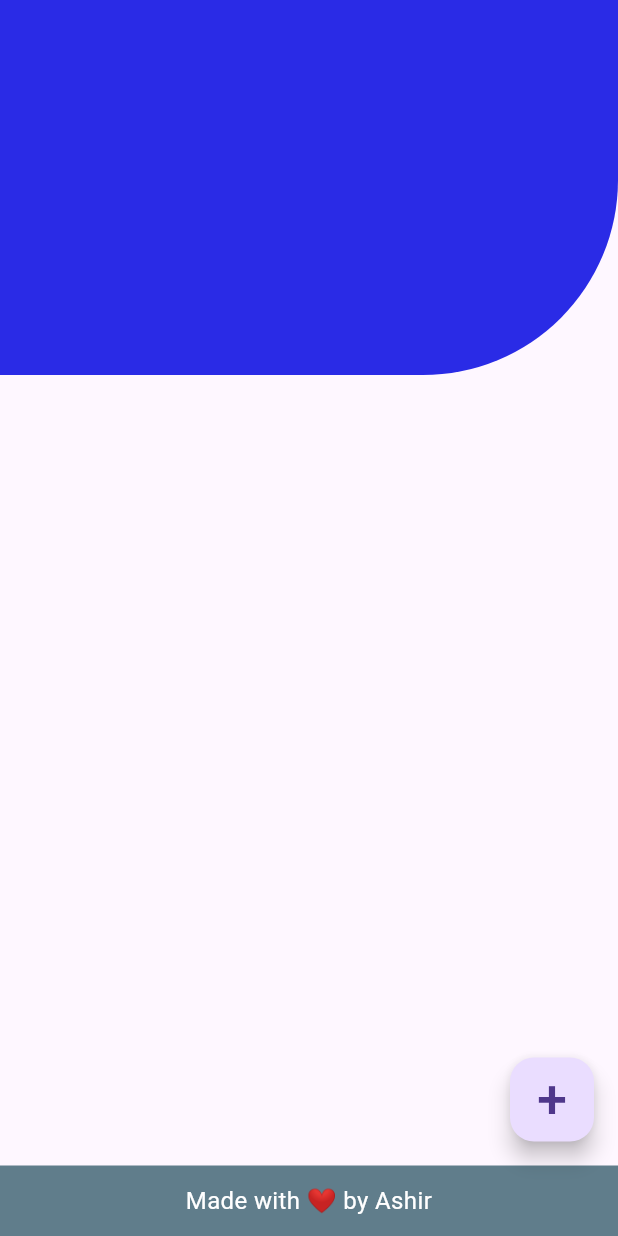
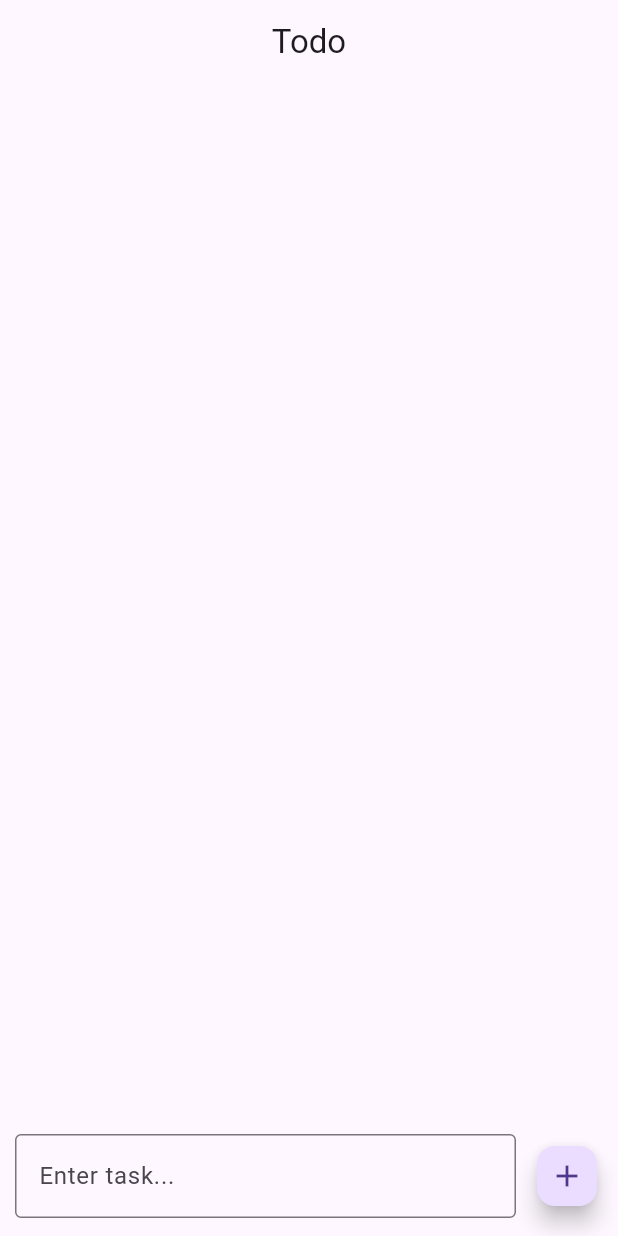
Before and after one commit to ashir227/Todo-App-Classes, a Flutter app: the screen it shows after launch, on a phone screen of 412 x 824 dp. Run offline on Flutter 3.47's test engine with Material 3 defaults, Android fonts, the phone set to English and light mode, and no system bars.

Commit message:
ui Updates

```diff
--- a/lib/todo.dart
+++ b/lib/todo.dart
@@ -1,114 +1,105 @@
 import 'package:flutter/material.dart';
-import 'package:todo_app/main.dart';
 
 class TodoApp extends StatefulWidget {
   const TodoApp({super.key});
 
   @override
-  State<TodoApp> createState() => _TodoAppState();
+  State<TodoApp> createState() => _TodoPageState();
 }
 
-class _TodoAppState extends State<TodoApp> {
+class _TodoPageState extends State<TodoApp> {
+  List<Map<String, dynamic>> myfile = [];
   TextEditingController mycon = TextEditingController();
-  List<Map<String, dynamic>> myfile = [];
+
   @override
   Widget build(BuildContext context) {
     return Scaffold(
-      floatingActionButton: FloatingActionButton(
-        onPressed: () {
-          if (mycon.text.isNotEmpty) {
-            myfile.add({
-              "title": mycon.text,
-              "done": false,
-              "sub title": "Ashu Bhai",
-            });
+      appBar: buildAppBar(),
+      body: buildListView(),
+      bottomNavigationBar: buildFooter(context),
+    );
   }
-          mycon.clear();
-          setState(() {});
-        },
-        child: Text(
-          "+",
-          style: TextStyle(fontSize: 36, fontWeight: FontWeight.w500),
-        ),
-      ),
 
-      body: SingleChildScrollView(
-        child: Container(
-          child: Column(
-            children: [
-              Container(
-                decoration: BoxDecoration(
-                  color: const Color.fromARGB(219, 7, 10, 226),
-                  borderRadius: BorderRadius.only(
-                    bottomRight: Radius.circular(130),
-                  ),
-                ),
+  // 🔷 App Bar
+  AppBar buildAppBar() {
+    return AppBar(title: Text("Todo"), centerTitle: true);
+  }
 
-                height: 250,
-                width: double.infinity,
-              ),
-
-              Container(
-                // color: Colors.blueGrey,
-                height: 600,
-                // padding: EdgeInsets.only(bottom: 200),
-                width: double.infinity,
-                margin: EdgeInsets.symmetric(horizontal: 15),
-                child: ListView.builder(
+  // 🔷 ListView for showing todo items
+  Widget buildListView() {
+    return ListView.builder(
+      padding: EdgeInsets.only(bottom: 100),
+      itemCount: myfile.length,
       itemBuilder: (context, index) {
         return ListTile(
-                      //i start to this line after namaz
           title: Text(
             myfile[index]["title"],
             style: TextStyle(
-                          fontWeight: myfile[index]["done"]
-                              ? FontWeight.w700
-                              : FontWeight.w400,
-                        ),
-                      ),
-                      subtitle: Text(
-                        myfile[index]["title"],
-                        style: TextStyle(
               decoration: myfile[index]["done"]
-                              ? TextDecoration.underline
+                  ? TextDecoration.lineThrough
                   : TextDecoration.none,
             ),
           ),
           trailing: IconButton(
             onPressed: () {
-                          myfile[index]["done"] = !myfile[index]["done"];
-                          setState(() {});
+              toggleDone(index);
             },
             icon: Icon(
               myfile[index]["done"]
                   ? Icons.check_box
-                              : Icons.check_circle_outline,
+                  : Icons.check_box_outline_blank,
             ),
           ),
         );
       },
-                  itemCount: myfile.length,
+    );
+  }
+
+  // 🔷 Footer: TextField + Add Button
+  Widget buildFooter(BuildContext context) {
+    return Padding(
+      padding: EdgeInsets.only(
+        bottom: MediaQuery.of(context).viewInsets.bottom + 12,
+        left: 10,
+        right: 10,
+        top: 10,
+      ),
+      child: Row(
+        children: [
+          Expanded(
+            child: TextField(
+              controller: mycon,
+              decoration: InputDecoration(
+                hintText: "Enter task...",
+                border: OutlineInputBorder(),
               ),
             ),
-              Container(
-                color: Colors.red,
-                height: 100,
-                width: 100,
-                child: TextField(controller: mycon),
+          ),
+          SizedBox(width: 10),
+          FloatingActionButton(
+            mini: true,
+            onPressed: addTodoItem,
+            child: Icon(Icons.add),
           ),
         ],
       ),
-        ),
-      ),
-      bottomNavigationBar: Container(
-        color: Colors.blueGrey,
-        padding: EdgeInsets.all(12),
-        child: Text(
-          "Made with ❤️ by Ashir",
-          textAlign: TextAlign.center,
-          style: TextStyle(color: Colors.white, fontSize: 16),
-        ),
-      ),
     );
   }
+
+  // 🔷 Logic: Add new todo
+  void addTodoItem() {
+    if (mycon.text.isNotEmpty) {
+      setState(() {
+        myfile.add({"title": mycon.text, "done": false});
+        mycon.clear();
+      });
     }
+  }
+
+  // 🔷 Logic: Toggle checkbox
+  void toggleDone(int index) {
+    setState(() {
+      myfile[index]["done"] = !myfile[index]["done"];
+    });
+  }
+}
```
Lines whose indentation alone changed are shown as unchanged.
